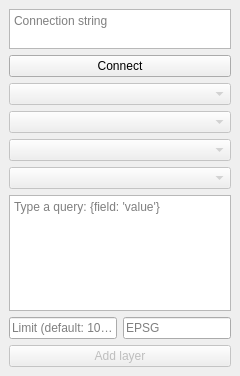
Old version of the form core/mongodb_layer_dockwidget_base.ui in the repository rombru/mongodb_layer.
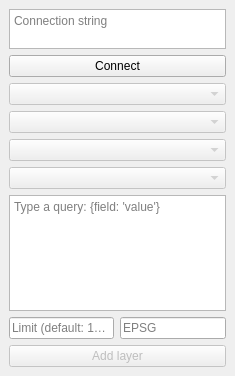
New version of the form.

Commit message: fix: allow reducing the plugin to a smaller size

Diff of the .ui file:
```diff
--- a/core/mongodb_layer_dockwidget_base.ui
+++ b/core/mongodb_layer_dockwidget_base.ui
@@ -9,14 +9,20 @@
    <rect>
     <x>0</x>
     <y>0</y>
-    <width>240</width>
+    <width>235</width>
     <height>376</height>
    </rect>
   </property>
   <property name="minimumSize">
    <size>
-    <width>187</width>
-    <height>376</height>
+    <width>163</width>
+    <height>332</height>
+   </size>
+  </property>
+  <property name="baseSize">
+   <size>
+    <width>250</width>
+    <height>380</height>
    </size>
   </property>
   <property name="windowTitle">
@@ -125,7 +131,7 @@
       <property name="minimumSize">
        <size>
         <width>100</width>
-        <height>40</height>
+        <height>20</height>
        </size>
       </property>
       <property name="toolTip">
```
